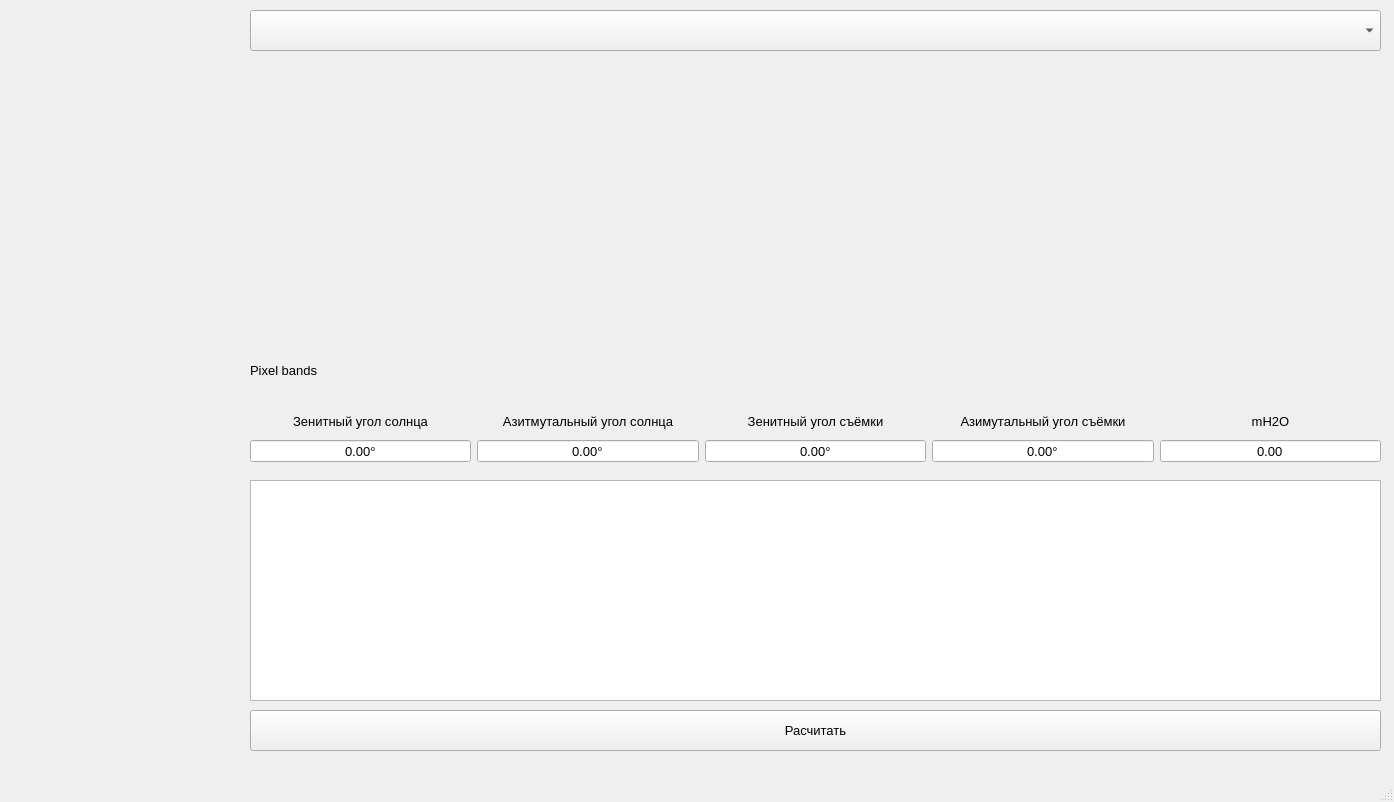
Old version of the form atm_correction/AtmCorrectionMainWindow.ui in the repository ValeryStk/satellite_comparator.
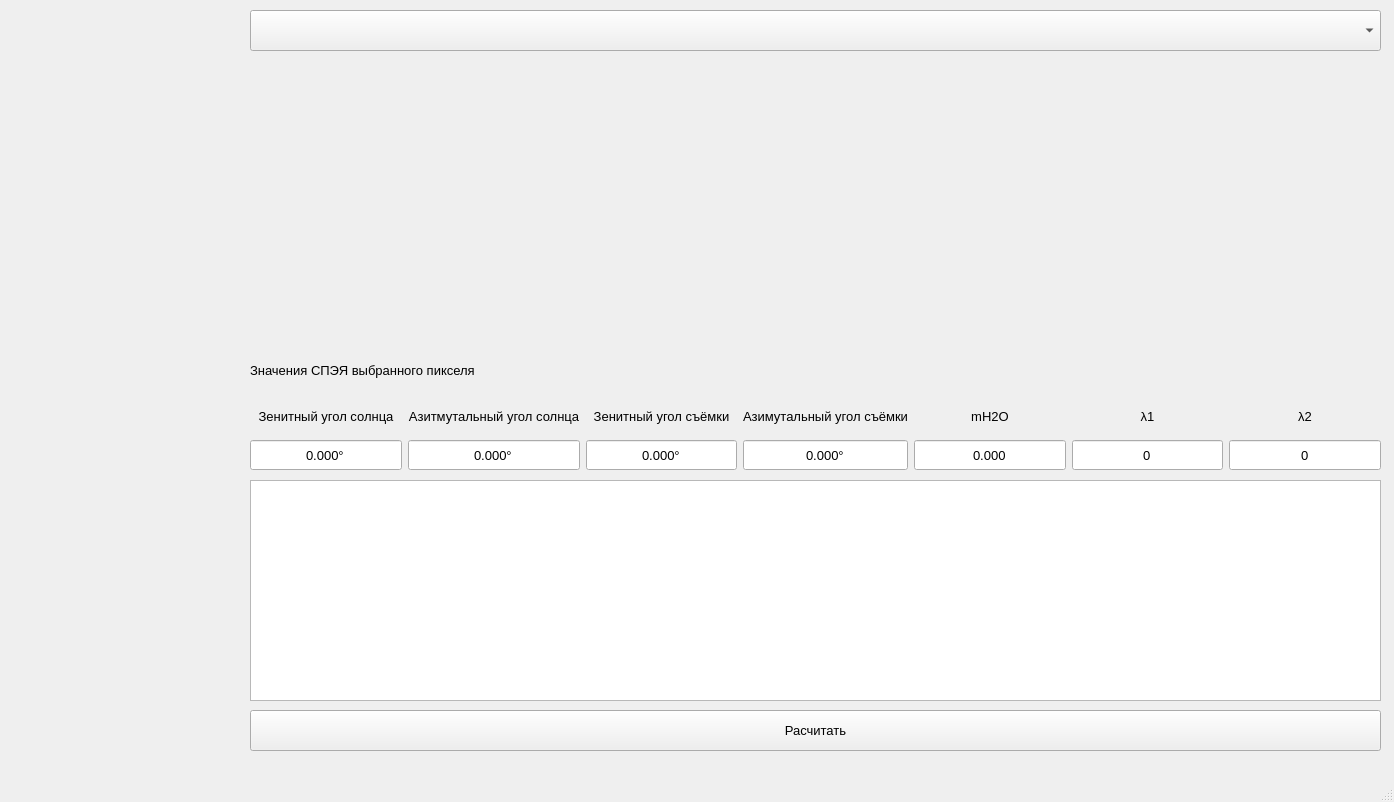
New version of the form. Custom widgets are drawn as their Qt base class.

Diff of the .ui file:
```diff
--- a/atm_correction/AtmCorrectionMainWindow.ui
+++ b/atm_correction/AtmCorrectionMainWindow.ui
@@ -70,16 +70,16 @@
      </rect>
     </property>
     <property name="text">
-     <string>Pixel bands</string>
+     <string>Значения СПЭЯ выбранного пикселя</string>
     </property>
    </widget>
    <widget class="QWidget" name="layoutWidget">
     <property name="geometry">
      <rect>
       <x>250</x>
-      <y>410</y>
+      <y>400</y>
       <width>1131</width>
-      <height>53</height>
+      <height>71</height>
      </rect>
     </property>
     <layout class="QHBoxLayout" name="horizontalLayout_7">
@@ -136,6 +136,9 @@
          <property name="suffix">
           <string>°</string>
          </property>
+         <property name="decimals">
+          <number>3</number>
+         </property>
          <property name="maximum">
           <double>90.000000000000000</double>
          </property>
@@ -184,6 +187,9 @@
          <property name="suffix">
           <string>°</string>
          </property>
+         <property name="decimals">
+          <number>3</number>
+         </property>
          <property name="maximum">
           <double>360.000000000000000</double>
          </property>
@@ -232,6 +238,9 @@
          <property name="suffix">
           <string>°</string>
          </property>
+         <property name="decimals">
+          <number>3</number>
+         </property>
          <property name="maximum">
           <double>90.000000000000000</double>
          </property>
@@ -280,6 +289,9 @@
          <property name="suffix">
           <string>°</string>
          </property>
+         <property name="decimals">
+          <number>3</number>
+         </property>
          <property name="maximum">
           <double>360.000000000000000</double>
          </property>
@@ -301,11 +313,92 @@
        </item>
        <item>
         <widget class="QDoubleSpinBox" name="doubleSpinBox_mH2O">
+         <property name="maximumSize">
+          <size>
+           <width>16777215</width>
+           <height>55</height>
+          </size>
+         </property>
          <property name="alignment">
           <set>Qt::AlignCenter</set>
          </property>
          <property name="buttonSymbols">
           <enum>QAbstractSpinBox::NoButtons</enum>
+         </property>
+         <property name="decimals">
+          <number>3</number>
+         </property>
+        </widget>
+       </item>
+      </layout>
+     </item>
+     <item>
+      <layout class="QVBoxLayout" name="verticalLayout_2">
+       <item>
+        <widget class="QLabel" name="label_2">
+         <property name="text">
+          <string>λ1</string>
+         </property>
+         <property name="alignment">
+          <set>Qt::AlignCenter</set>
+         </property>
+        </widget>
+       </item>
+       <item>
+        <widget class="QDoubleSpinBox" name="doubleSpinBox_lambda_1">
+         <property name="maximumSize">
+          <size>
+           <width>16777215</width>
+           <height>55</height>
+          </size>
+         </property>
+         <property name="alignment">
+          <set>Qt::AlignCenter</set>
+         </property>
+         <property name="buttonSymbols">
+          <enum>QAbstractSpinBox::NoButtons</enum>
+         </property>
+         <property name="decimals">
+          <number>0</number>
+         </property>
+         <property name="maximum">
+          <double>1000.000000000000000</double>
+         </property>
+        </widget>
+       </item>
+      </layout>
+     </item>
+     <item>
+      <layout class="QVBoxLayout" name="verticalLayout_3">
+       <item>
+        <widget class="QLabel" name="label_3">
+         <property name="text">
+          <string>λ2</string>
+         </property>
+         <property name="alignment">
+          <set>Qt::AlignCenter</set>
+         </property>
+        </widget>
+       </item>
+       <item>
+        <widget class="QDoubleSpinBox" name="doubleSpinBox_lambda_2">
+         <property name="maximumSize">
+          <size>
+           <width>16777215</width>
+           <height>55</height>
+          </size>
+         </property>
+         <property name="alignment">
+          <set>Qt::AlignCenter</set>
+         </property>
+         <property name="buttonSymbols">
+          <enum>QAbstractSpinBox::NoButtons</enum>
+         </property>
+         <property name="decimals">
+          <number>0</number>
+         </property>
+         <property name="maximum">
+          <double>1000.000000000000000</double>
          </property>
         </widget>
        </item>
```
